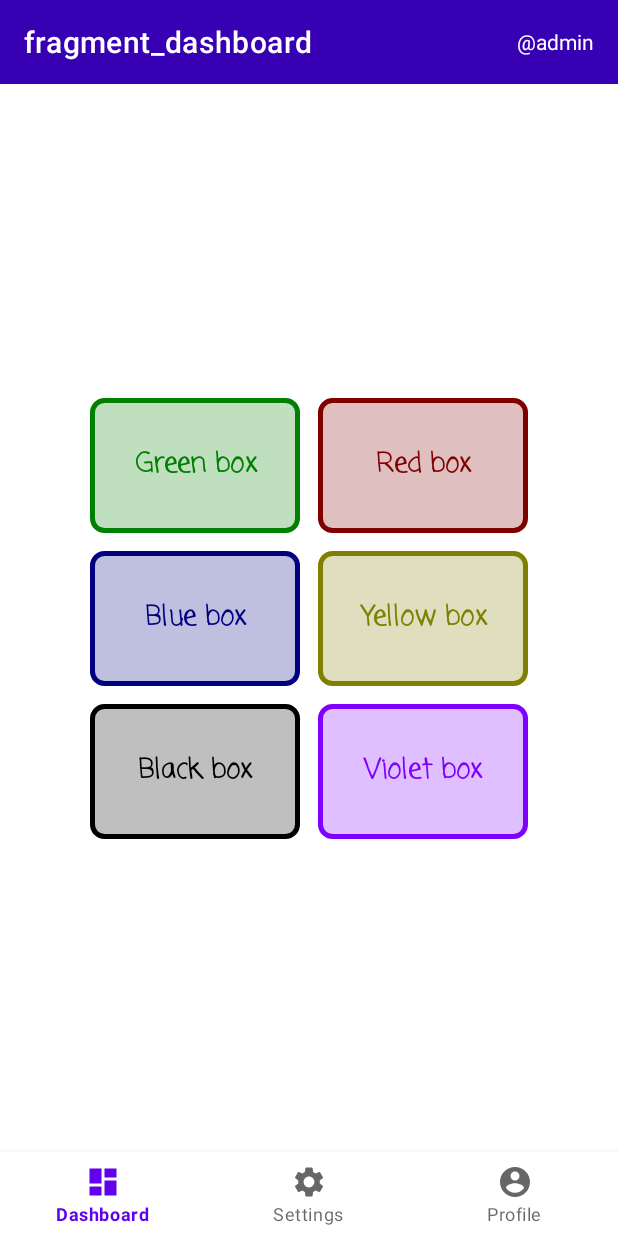
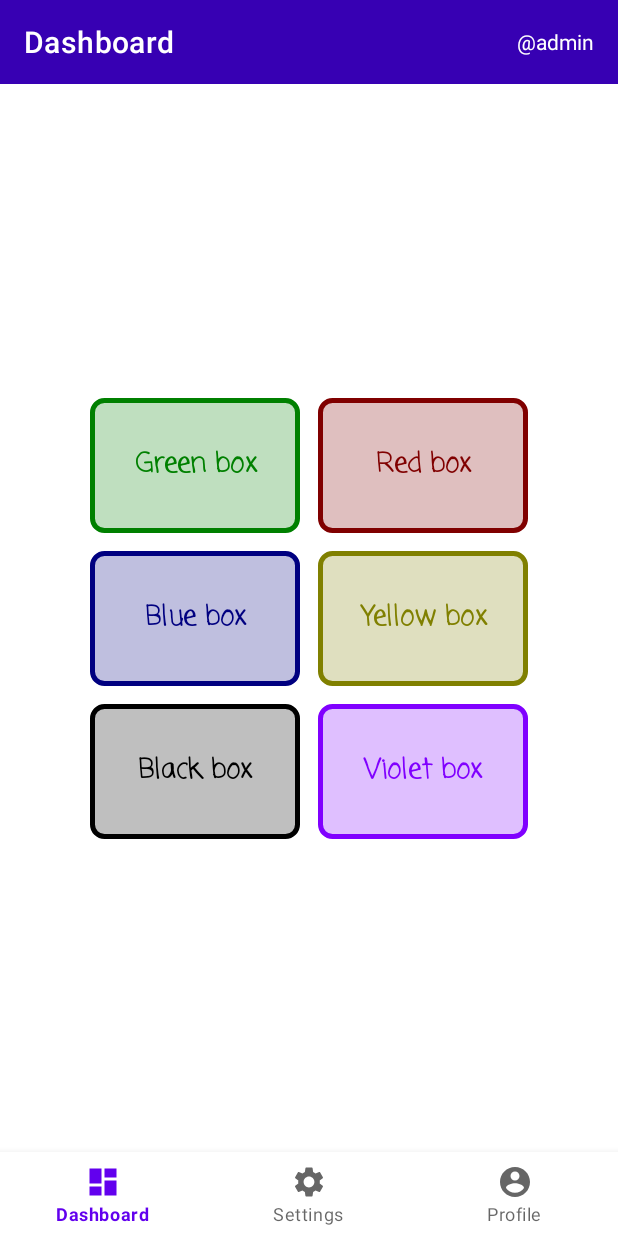
Before and after one commit to DedCharel/nav-component-2, an Android app: the screen it shows after launch (MainActivity), on a phone screen of 412 x 824 dp. Run offline under Robolectric (Android 15) with nearby library versions, the phone set to English and light mode, and no system bars; our stand-ins replace navigation-ui.

Commit message:
Fix title

```diff
--- a/app/src/main/res/navigation/dashboard.xml
+++ b/app/src/main/res/navigation/dashboard.xml
@@ -8,7 +8,7 @@
     <fragment
         android:id="@+id/dashboardFragment"
         android:name="com.example.navcomponent2.screens.main.tabs.dashboard.DashboardFragment"
-        android:label="fragment_dashboard"
+        android:label="@string/screen_dashboard"
         tools:layout="@layout/fragment_dashboard" >
         <action
             android:id="@+id/action_dashboardFragment_to_boxFragment"
@@ -17,7 +17,7 @@
     <fragment
         android:id="@+id/boxFragment"
         android:name="com.example.navcomponent2.screens.main.tabs.dashboard.BoxFragment"
-        android:label="fragment_box"
+        android:label="@string/screen_box"
         tools:layout="@layout/fragment_box" >
         <argument
             android:name="boxId"
--- a/app/src/main/res/navigation/main_graph.xml
+++ b/app/src/main/res/navigation/main_graph.xml
@@ -8,7 +8,7 @@
     <fragment
         android:id="@+id/signInFragment"
         android:name="com.example.navcomponent2.screens.main.auth.SignInFragment"
-        android:label="fragment_sign_in"
+        android:label="@string/screen_sign_in"
         tools:layout="@layout/fragment_sign_in" >
         <action
             android:id="@+id/action_signInFragment_to_signUpFragment"
@@ -29,12 +29,12 @@
     <fragment
         android:id="@+id/editProfileFragment"
         android:name="com.example.navcomponent2.screens.main.tabs.profile.EditProfileFragment"
-        android:label="fragment_edit_profile"
+        android:label="@string/screen_edit_profile"
         tools:layout="@layout/fragment_edit_profile" />
     <fragment
         android:id="@+id/signUpFragment"
         android:name="com.example.navcomponent2.screens.main.auth.SignUpFragment"
-        android:label="fragment_sign_up"
+        android:label="@string/screen_sign_up"
         tools:layout="@layout/fragment_sign_up" >
         <argument
             android:name="email"
--- a/app/src/main/res/navigation/profile.xml
+++ b/app/src/main/res/navigation/profile.xml
@@ -8,6 +8,6 @@
     <fragment
         android:id="@+id/profileFragment"
         android:name="com.example.navcomponent2.screens.main.tabs.profile.ProfileFragment"
-        android:label="fragment_profile"
+        android:label="@string/screen_profile"
         tools:layout="@layout/fragment_profile" />
 </navigation>
--- a/app/src/main/res/navigation/settings.xml
+++ b/app/src/main/res/navigation/settings.xml
@@ -8,6 +8,6 @@
     <fragment
         android:id="@+id/settingsFragment"
         android:name="com.example.navcomponent2.screens.main.tabs.settings.SettingsFragment"
-        android:label="fragment_settings"
+        android:label="@string/screen_settings"
         tools:layout="@layout/fragment_settings" />
 </navigation>
--- a/app/src/main/res/values/strings.xml
+++ b/app/src/main/res/values/strings.xml
@@ -38,4 +38,11 @@
     <string name="dashboard">Dashboard</string>
     <string name="settings">Settings</string>
     <string name="profile">Profile</string>
+    <string name="screen_dashboard">Dashboard</string>
+    <string name="screen_box">{colorName} Box</string>
+    <string name="screen_sign_in">Sign In</string>
+    <string name="screen_sign_up">Create Account</string>
+    <string name="screen_profile">Profile</string>
+    <string name="screen_settings">Settings</string>
+    <string name="screen_edit_profile">Edit Profile</string>
 </resources>
```
